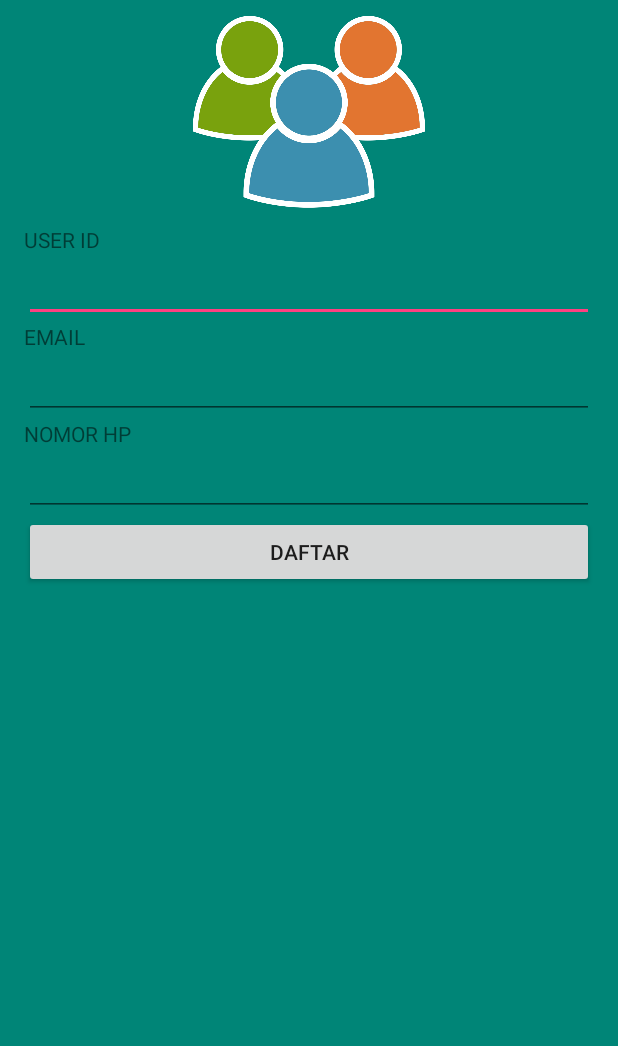
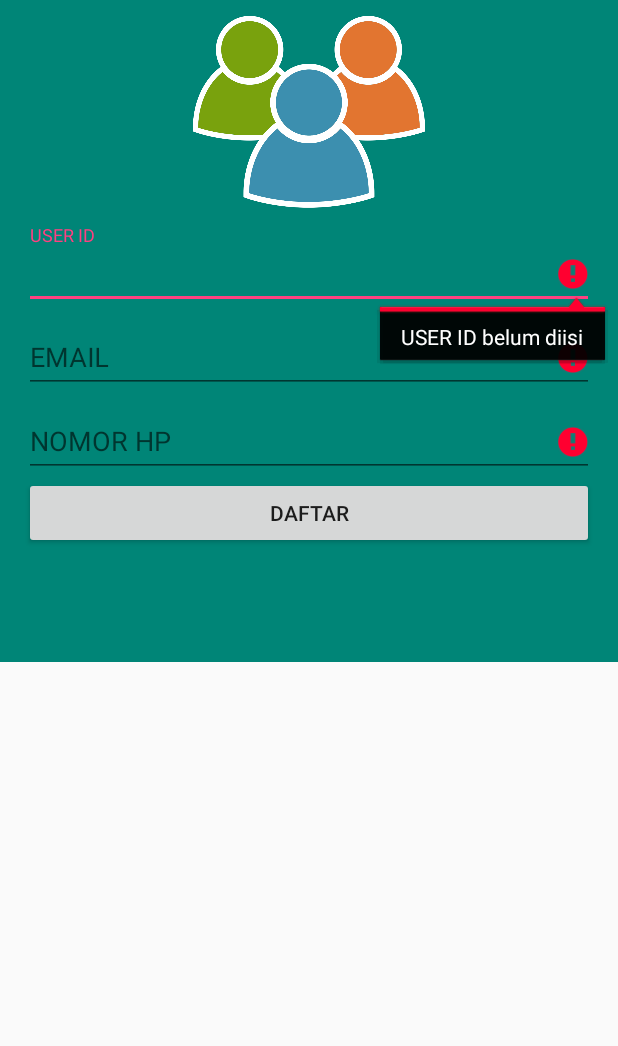
Before and after one commit to Ainnaya/Pendaftaran-Metic-Telkom-School-Malang, an Android app: the screen it shows after launch (MainActivity), after a tap on "DAFTAR", on a phone screen of 412 x 824 dp, the part 190-1236 px from its top. Run offline under Robolectric (Android 15) with nearby library versions, the phone set to English and light mode, and no system bars.

Commit message:
+ validasi untuk input di MainActivity.java untuk mengeluarkan tanda error pada EditText + TextInputLayout di activity_main.xml

```diff
--- a/app/build.gradle
+++ b/app/build.gradle
@@ -23,4 +23,5 @@ dependencies {
     compile fileTree(dir: 'libs', include: ['*.jar'])
     testCompile 'junit:junit:4.12'
     compile 'com.android.support:appcompat-v7:23.3.0'
+    compile 'com.android.support:design:23.3.0'
 }
--- a/app/src/main/java/id/sch/smktelkom_mlg/tugas01/xirpl4002/pendaftaranmeticsmktelkommalang/MainActivity.java
+++ b/app/src/main/java/id/sch/smktelkom_mlg/tugas01/xirpl4002/pendaftaranmeticsmktelkommalang/MainActivity.java
@@ -36,7 +36,7 @@ public class MainActivity extends AppCompatActivity {
         if (isValid()) {
             String userid = etUserID.getText().toString();
             String email = etEmail.getText().toString();
-            int tahun = Integer.parseInt(etHP.getText().toString());
+            int HP = Integer.parseInt(etHP.getText().toString());
             tvHasil.setText(userid + " EMAIL: " + email + " NO. HP: ");
         }
     }
@@ -44,8 +44,39 @@ public class MainActivity extends AppCompatActivity {
     private boolean isValid() {
         boolean valid = true;
         String userid = etUserID.getText().toString();
+        String email = etEmail.getText().toString();
         String HP = etHP.getText().toString();
 
-        if ()
+        if (userid.isEmpty()) {
+            etUserID.setError("USER ID belum diisi");
+            valid = false;
+        } else if (userid.length() < 4) {
+            etUserID.setError("USER ID minimal 4 karakter");
+            valid = false;
+        } else {
+            etUserID.setError(null);
+        }
+
+        if (email.isEmpty()) {
+            etEmail.setError("EMAIL belum diisi");
+            valid = false;
+        } else if (email.length() < 8) {
+            etEmail.setError("Email minimal 8 karakter");
+            valid = false;
+        } else {
+            etEmail.setError(null);
+        }
+
+        if (HP.isEmpty()) {
+            etHP.setError("NOMOR HP belum diisi");
+            valid = false;
+        } else if (HP.length() < 11) {
+            etHP.setError("NOMOR HP minimal 11 karakter");
+            valid = false;
+        } else {
+            etHP.setError(null);
+        }
+
+        return valid;
     }
 }
--- a/app/src/main/res/layout/activity_main.xml
+++ b/app/src/main/res/layout/activity_main.xml
@@ -1,6 +1,11 @@
 <?xml version="1.0" encoding="utf-8"?>
-<LinearLayout xmlns:android="http://schemas.android.com/apk/res/android"
+<ScrollView xmlns:android="http://schemas.android.com/apk/res/android"
     xmlns:tools="http://schemas.android.com/tools"
+    android:layout_width="match_parent"
+    android:layout_height="match_parent">
+
+    <LinearLayout
+
     android:layout_width="match_parent"
     android:layout_height="match_parent"
     android:background="@color/material_deep_teal_500"
@@ -39,39 +44,39 @@
         android:layout_below="@+id/textView"
         android:src="@drawable/metics" />
 
-    <TextView
-        android:id="@+id/textView3"
-        android:layout_width="wrap_content"
-        android:layout_height="wrap_content"
-        android:text="USER ID" />
+        <android.support.design.widget.TextInputLayout
+        android:layout_width="match_parent"
+            android:layout_height="wrap_content">
 
             <EditText
                 android:id="@+id/editTextUserID"
                 android:layout_width="match_parent"
-        android:layout_height="wrap_content" />
+                android:layout_height="wrap_content"
+                android:hint="USER ID" />
+        </android.support.design.widget.TextInputLayout>
 
-    <TextView
-        android:id="@+id/textView4"
-        android:layout_width="wrap_content"
-        android:layout_height="wrap_content"
-        android:text="EMAIL" />
+        <android.support.design.widget.TextInputLayout
+        android:layout_width="match_parent"
+            android:layout_height="wrap_content">
 
             <EditText
                 android:id="@+id/editTextEmail"
                 android:layout_width="match_parent"
-        android:layout_height="wrap_content" />
+                android:layout_height="wrap_content"
+                android:hint="EMAIL" />
+        </android.support.design.widget.TextInputLayout>
 
-    <TextView
-        android:id="@+id/textView5"
-        android:layout_width="wrap_content"
-        android:layout_height="wrap_content"
-        android:text="NOMOR HP" />
+        <android.support.design.widget.TextInputLayout
+        android:layout_width="match_parent"
+            android:layout_height="wrap_content">
 
             <EditText
                 android:id="@+id/editTextHP"
                 android:layout_width="match_parent"
                 android:layout_height="wrap_content"
+                android:hint="NOMOR HP"
                 android:inputType="numberSigned" />
+        </android.support.design.widget.TextInputLayout>
 
     <Button
         android:id="@+id/buttonDaftar"
@@ -89,3 +94,4 @@
         tools:text="Hasil" />
 
 </LinearLayout>
+</ScrollView>
```
Lines whose indentation alone changed are shown as unchanged.
